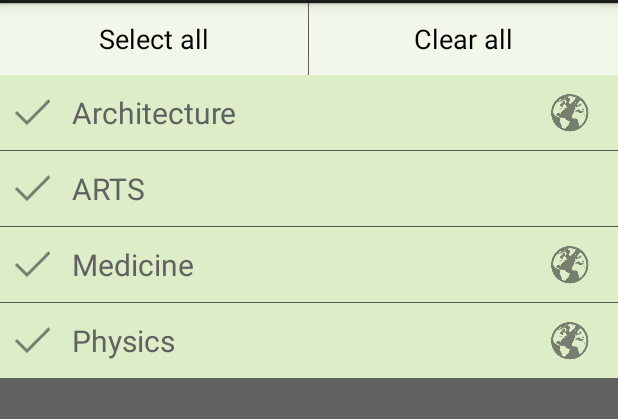
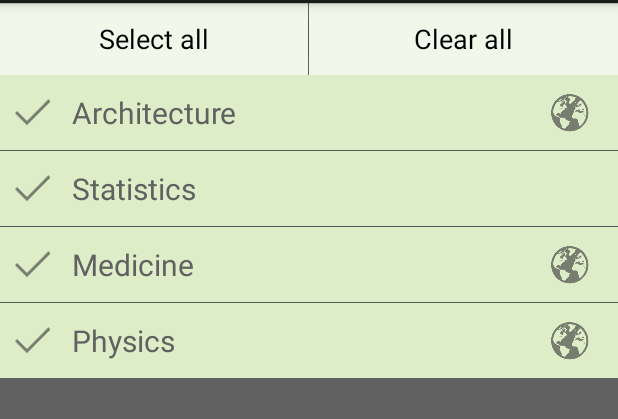
Before and after one commit to arnastofnun/Ordabanki_for_android, an Android app: the fragment PickGlossaryFragment shown on its own in the app's theme, on a phone screen of 412 x 824 dp, the part 69-488 px from its top. Run offline under Robolectric (Android 15) with nearby library versions, the phone set to English and light mode, and no system bars.

Commit message:
tweaks to make glossary select work with api

```diff
--- a/app/src/main/java/com/example/cthulhu/ordabankiforandroid/PickGlossaryFragment.java
+++ b/app/src/main/java/com/example/cthulhu/ordabankiforandroid/PickGlossaryFragment.java
@@ -66,9 +66,9 @@ public class PickGlossaryFragment extends Fragment {
         glossaryList = new ArrayList<Glossary>();
         Glossary glossary = new Glossary("ARC","Architecture","http://ismal.hi.is/ob/uppl/arkitekt.html");
         glossaryList.add(glossary);
-        glossary = new Glossary("ART","ARTS","");
+        glossary = new Glossary("TOLFR","Statistics","");
         glossaryList.add(glossary);
-        glossary = new Glossary("MED","Medicine", "http://www.ismal.hi.is/ob/uppl/laekn.html");
+        glossary = new Glossary("LAEKN","Medicine", "http://www.ismal.hi.is/ob/uppl/laekn.html");
         glossaryList.add(glossary);
         glossary = new Glossary("PHYS","Physics", "http://www.ismal.hi.is/ob/uppl/edlisfr.html");
         glossaryList.add(glossary);
@@ -142,7 +142,7 @@ public class PickGlossaryFragment extends Fragment {
             @Override
             public void onItemClick(AdapterView<?> parent, View view, int position, long id) {
                 Glossary glossary = (Glossary) parent.getItemAtPosition(position);
-                if(glossary.isSelected()){
+                if(!glossary.isSelected()){
                     allSelected=false;
                 }
                 //For now just display a toast for testing
```
